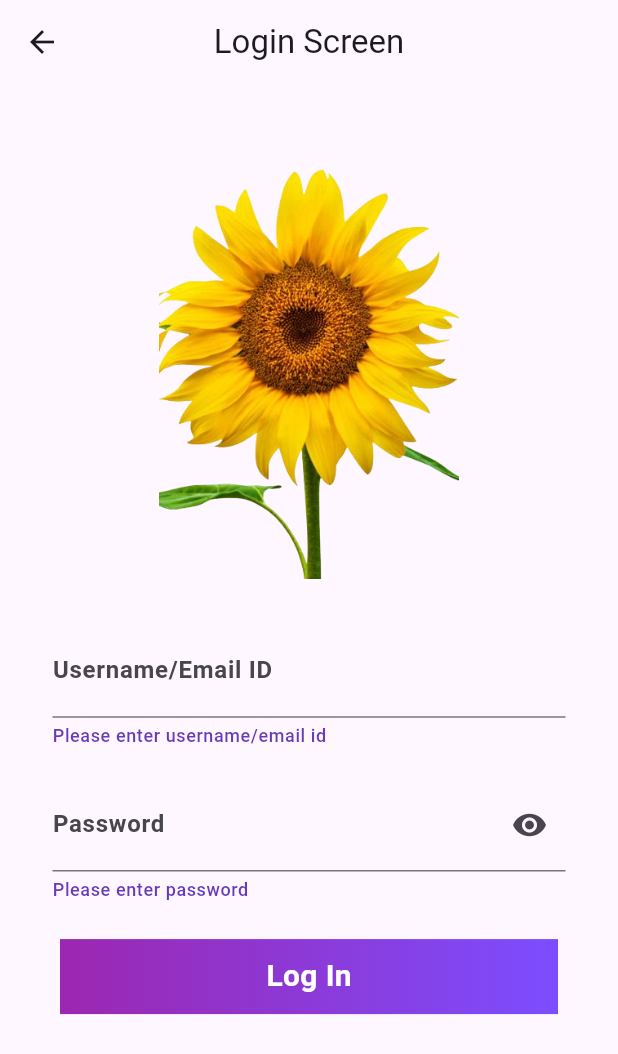
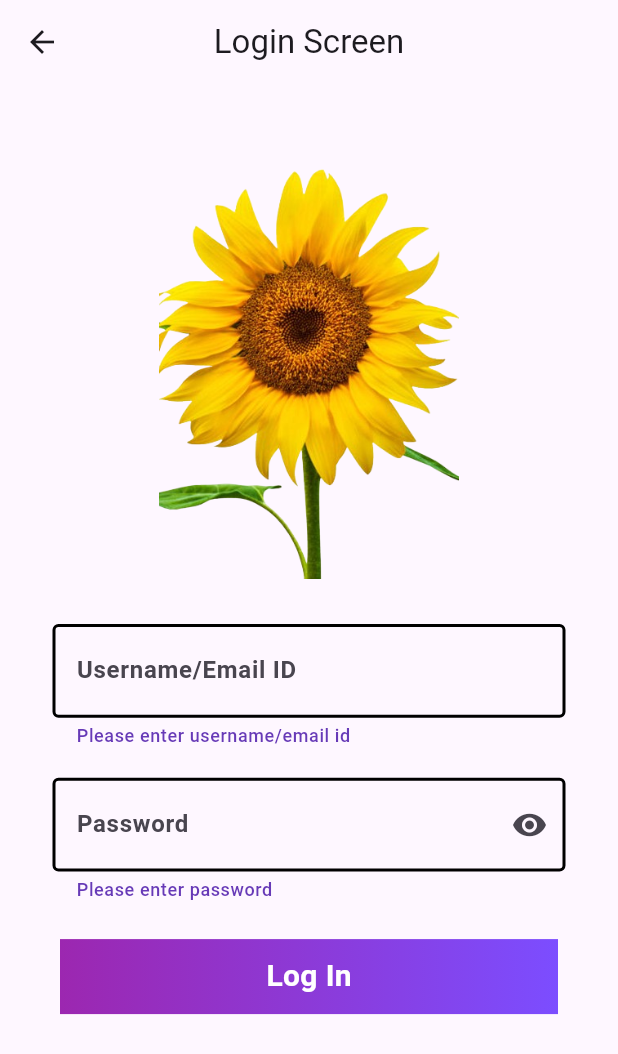
Before and after one commit to shossain786/demo_app, a Flutter app: the SignInScreen screen opened by its route, on a phone screen of 412 x 824 dp. Shown: the top 1054 px of the screen. Run offline on Flutter 3.47's test engine with Material 3 defaults, Android fonts, the phone set to English and light mode, and no system bars; our stand-ins replace connectivity_plus, flutter_bloc, shared_preferences; missing offline and left inert: duration_button; accounts and stored records are empty.

Commit message:
code updated

```diff
--- a/lib/global/widgets/toast_notification.dart
+++ b/lib/global/widgets/toast_notification.dart
@@ -12,6 +12,7 @@ class ToastNotifierWidget {
         duration: Durations.extralong3,
         behavior: SnackBarBehavior.floating,
         margin: const EdgeInsets.all(10),
+        backgroundColor: Colors.green,
         content: ListTile(
           visualDensity: const VisualDensity(vertical: -4, horizontal: 0),
           title: Text(
@@ -38,6 +39,7 @@ class ToastNotifierWidget {
         duration: Durations.extralong3,
         behavior: SnackBarBehavior.floating,
         margin: const EdgeInsets.all(10),
+        backgroundColor: Colors.red,
         content: ListTile(
           visualDensity: const VisualDensity(vertical: -4, horizontal: 0),
           title: Text(
--- a/lib/screens/login/login_screen.dart
+++ b/lib/screens/login/login_screen.dart
@@ -135,31 +135,53 @@ class _SignInScreenState extends State<SignInScreen> {
                                 passwordValue: _passwordController.text),
                           );
                         },
-                        decoration: const InputDecoration(
-                          prefix: Icon(
+                        decoration: InputDecoration(
+                          prefix: const Icon(
                             Icons.person_sharp,
                             color: Colors.purple,
                           ),
                           prefixIconColor: Colors.purple,
                           labelText: 'Username/Email ID',
-                          labelStyle: TextStyle(
+                          labelStyle: const TextStyle(
                             fontWeight: FontWeight.w600,
                           ),
                           helperText: 'Please enter username/email id',
-                          helperStyle: TextStyle(
+                          helperStyle: const TextStyle(
                             fontWeight: FontWeight.w500,
                             color: Colors.deepPurple,
                           ),
                           hintText: 'saddam@mail.com',
-                          // errorText: (state is LoginFormInValidState)
-                          //     ? state.userNameError
-                          //     : null,
-                          // errorBorder: OutlineInputBorder(
-                          //     borderSide: BorderSide(
-                          //   color: Colors.red,
-                          //   width: 2,
-                          // ),
-                          // ),
+                          errorText: (state is LoginFormInValidState)
+                              ? state.userNameError
+                              : null,
+                          errorStyle: const TextStyle(
+                              color: Colors.red,
+                              fontWeight: FontWeight.w600,
+                              fontSize: 12),
+                          enabledBorder: const OutlineInputBorder(
+                            borderSide: BorderSide(
+                              color: Colors.black,
+                              width: 2,
+                            ),
+                          ),
+                          disabledBorder: const OutlineInputBorder(
+                            borderSide: BorderSide(
+                              color: Colors.black,
+                              width: 2,
+                            ),
+                          ),
+                          focusedBorder: const OutlineInputBorder(
+                            borderSide: BorderSide(
+                              color: Colors.black,
+                              width: 2,
+                            ),
+                          ),
+                          border: const OutlineInputBorder(
+                            borderSide: BorderSide(
+                              color: Colors.black,
+                              width: 2,
+                            ),
+                          ),
                         ),
                       ),
                     ),
@@ -176,7 +198,8 @@ class _SignInScreenState extends State<SignInScreen> {
                         obscuringCharacter: '*',
                         inputFormatters: [
                           FilteringTextInputFormatter.allow(
-                              RegExp(r'[a-zA-Z0-9@#_]'))
+                            RegExp(r'[a-zA-Z0-9@#_]'),
+                          ),
                         ],
                         onChanged: (value) {
                           BlocProvider.of<LoginBloc>(context).add(
@@ -213,6 +236,44 @@ class _SignInScreenState extends State<SignInScreen> {
                           helperStyle: const TextStyle(
                             fontWeight: FontWeight.w500,
                             color: Colors.deepPurple,
+                          ),
+                          errorText: (state is LoginFormInValidState)
+                              ? state.passwordError
+                              : null,
+                          errorStyle: const TextStyle(
+                            color: Colors.red,
+                            fontSize: 12,
+                            fontWeight: FontWeight.w600,
+                          ),
+                          errorBorder: const OutlineInputBorder(
+                            borderSide: BorderSide(
+                              color: Colors.red,
+                              width: 2,
+                            ),
+                          ),
+                          enabledBorder: const OutlineInputBorder(
+                            borderSide: BorderSide(
+                              color: Colors.black,
+                              width: 2,
+                            ),
+                          ),
+                          disabledBorder: const OutlineInputBorder(
+                            borderSide: BorderSide(
+                              color: Colors.black,
+                              width: 2,
+                            ),
+                          ),
+                          focusedBorder: const OutlineInputBorder(
+                            borderSide: BorderSide(
+                              color: Colors.black,
+                              width: 2,
+                            ),
+                          ),
+                          border: const OutlineInputBorder(
+                            borderSide: BorderSide(
+                              color: Colors.black,
+                              width: 2,
+                            ),
                           ),
                         ),
                       ),
```
